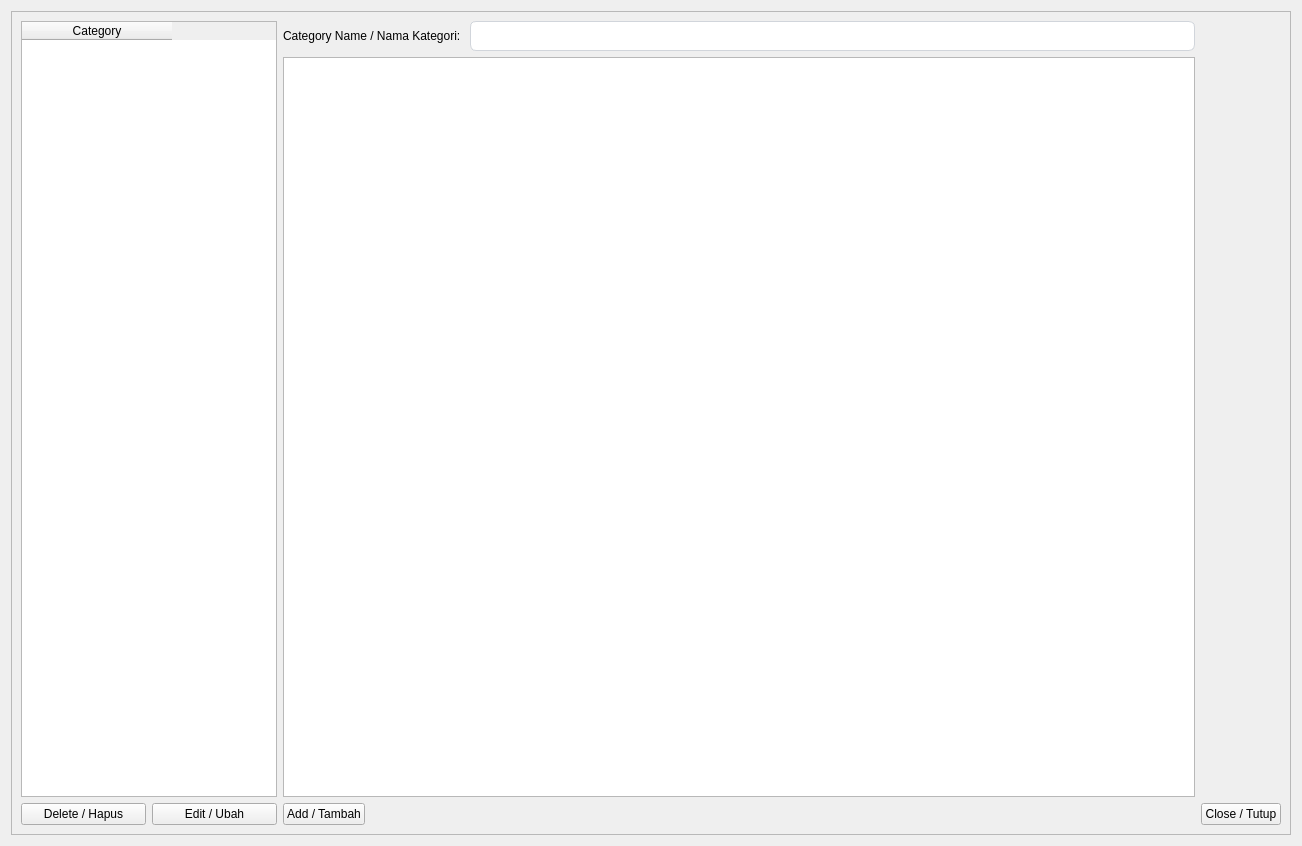
Old version of the form ui/categories.ui in the repository michael-halim/pos.
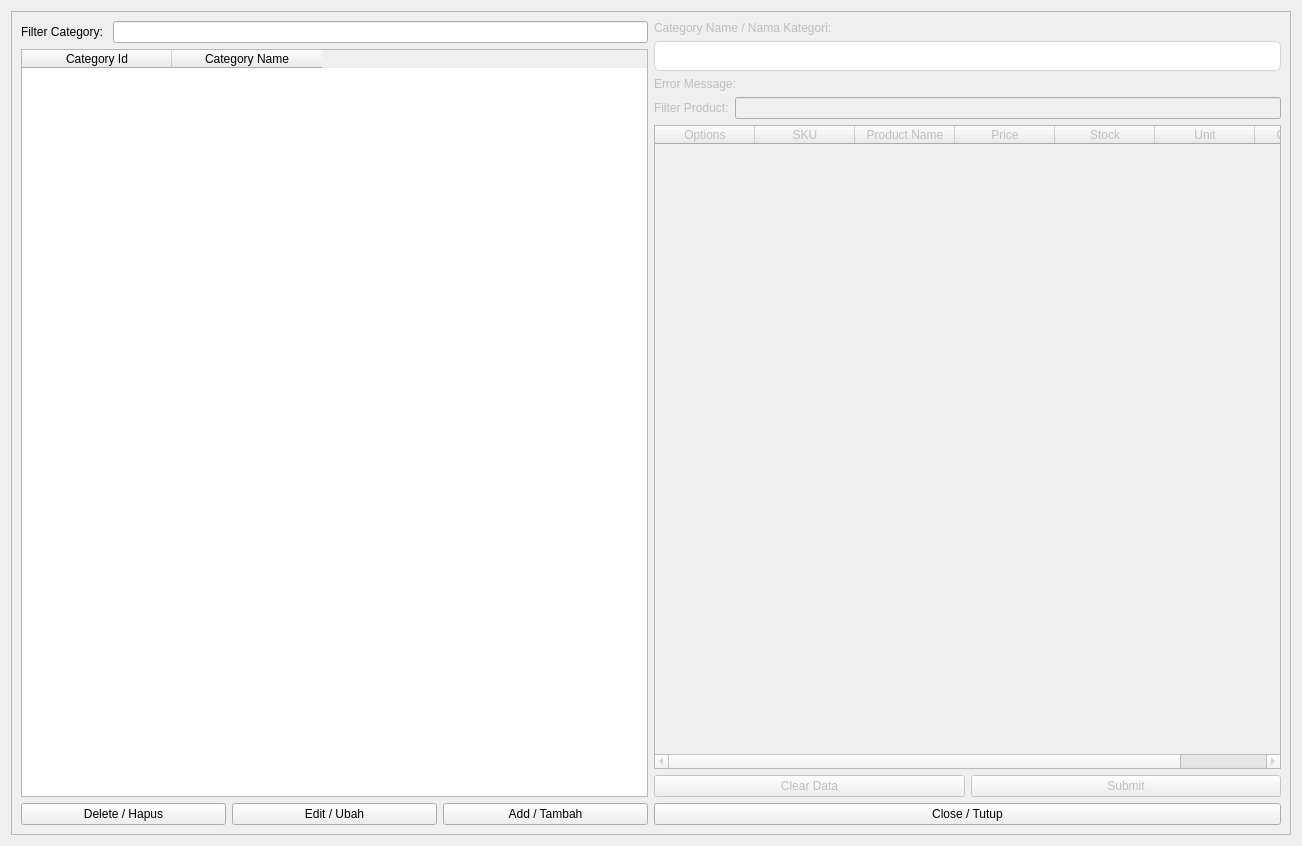
New version of the form.

Commit message: Patch#02: Finish Categories and Products Modules

```diff
--- a/ui/categories.ui
+++ b/ui/categories.ui
@@ -23,22 +23,109 @@
       <enum>QFrame::Raised</enum>
      </property>
      <layout class="QGridLayout" name="gridLayout">
-      <item row="0" column="0" rowspan="2" colspan="2">
+      <item row="0" column="0">
+       <layout class="QVBoxLayout" name="verticalLayout_2">
+        <item>
+         <layout class="QHBoxLayout" name="horizontalLayout_4">
+          <item>
+           <widget class="QLabel" name="filter_categories_label">
+            <property name="maximumSize">
+             <size>
+              <width>16777215</width>
+              <height>16777215</height>
+             </size>
+            </property>
+            <property name="text">
+             <string>Filter Category: </string>
+            </property>
+            <property name="alignment">
+             <set>Qt::AlignLeading|Qt::AlignLeft|Qt::AlignVCenter</set>
+            </property>
+           </widget>
+          </item>
+          <item>
+           <widget class="QLineEdit" name="category_filter_input">
+            <property name="minimumSize">
+             <size>
+              <width>0</width>
+              <height>0</height>
+             </size>
+            </property>
+            <property name="maximumSize">
+             <size>
+              <width>16777215</width>
+              <height>16777215</height>
+             </size>
+            </property>
+           </widget>
+          </item>
+         </layout>
+        </item>
+        <item>
        <widget class="QTableWidget" name="categories_table">
+          <property name="minimumSize">
+           <size>
+            <width>0</width>
+            <height>0</height>
+           </size>
+          </property>
+          <property name="maximumSize">
+           <size>
+            <width>16777215</width>
+            <height>16777215</height>
+           </size>
+          </property>
         <attribute name="horizontalHeaderDefaultSectionSize">
          <number>150</number>
         </attribute>
         <column>
          <property name="text">
-          <string>Category</string>
-         </property>
-        </column>
-       </widget>
-      </item>
-      <item row="0" column="2" colspan="2">
-       <layout class="QHBoxLayout" name="horizontalLayout">
+            <string>Category Id</string>
+           </property>
+          </column>
+          <column>
+           <property name="text">
+            <string>Category Name</string>
+           </property>
+          </column>
+         </widget>
+        </item>
         <item>
-         <widget class="QLabel" name="label">
+         <layout class="QHBoxLayout" name="horizontalLayout_2">
+          <item>
+           <widget class="QPushButton" name="delete_category_button">
+            <property name="text">
+             <string>Delete / Hapus</string>
+            </property>
+           </widget>
+          </item>
+          <item>
+           <widget class="QPushButton" name="edit_category_button">
+            <property name="text">
+             <string>Edit / Ubah</string>
+            </property>
+           </widget>
+          </item>
+          <item>
+           <widget class="QPushButton" name="add_category_button">
+            <property name="text">
+             <string>Add / Tambah</string>
+            </property>
+           </widget>
+          </item>
+         </layout>
+        </item>
+       </layout>
+      </item>
+      <item row="0" column="1">
+       <layout class="QVBoxLayout" name="verticalLayout_3">
+        <item>
+         <layout class="QVBoxLayout" name="verticalLayout">
+          <item>
+           <widget class="QLabel" name="category_name_label">
+            <property name="enabled">
+             <bool>false</bool>
+            </property>
           <property name="text">
            <string>Category Name / Nama Kategori: </string>
           </property>
@@ -46,6 +133,9 @@
         </item>
         <item>
          <widget class="QLineEdit" name="category_name_input">
+            <property name="enabled">
+             <bool>false</bool>
+            </property>
           <property name="minimumSize">
            <size>
             <width>0</width>
@@ -70,51 +160,119 @@
           </property>
          </widget>
         </item>
-       </layout>
-      </item>
-      <item row="1" column="2" colspan="2">
-       <widget class="QListWidget" name="products_table_in_categories"/>
-      </item>
-      <item row="2" column="0">
-       <widget class="QPushButton" name="add_category_button_2">
+          <item>
+           <widget class="QLabel" name="category_name_error_message">
+            <property name="enabled">
+             <bool>false</bool>
+            </property>
+            <property name="text">
+             <string>Error Message:</string>
+            </property>
+           </widget>
+          </item>
+         </layout>
+        </item>
+        <item>
+         <layout class="QHBoxLayout" name="horizontalLayout_3">
+          <item>
+           <widget class="QLabel" name="filter_products_table_in_categories">
+            <property name="enabled">
+             <bool>false</bool>
+            </property>
         <property name="text">
-         <string>Delete / Hapus</string>
+             <string>Filter Product:</string>
         </property>
        </widget>
       </item>
-      <item row="2" column="1">
-       <widget class="QPushButton" name="add_category_button">
+          <item>
+           <widget class="QLineEdit" name="product_filter_input_in_categories">
+            <property name="enabled">
+             <bool>false</bool>
+            </property>
+           </widget>
+          </item>
+         </layout>
+        </item>
+        <item>
+         <widget class="QTableWidget" name="products_table_in_categories">
+          <property name="enabled">
+           <bool>false</bool>
+          </property>
+          <column>
         <property name="text">
-         <string>Edit / Ubah</string>
-        </property>
-       </widget>
-      </item>
-      <item row="2" column="2">
-       <widget class="QPushButton" name="add_category_button_3">
+            <string>Options</string>
+           </property>
+          </column>
+          <column>
+           <property name="text">
+            <string>SKU</string>
+           </property>
+          </column>
+          <column>
+           <property name="text">
+            <string>Product Name</string>
+           </property>
+          </column>
+          <column>
+           <property name="text">
+            <string>Price</string>
+           </property>
+          </column>
+          <column>
+           <property name="text">
+            <string>Stock</string>
+           </property>
+          </column>
+          <column>
+           <property name="text">
+            <string>Unit</string>
+           </property>
+          </column>
+          <column>
+           <property name="text">
+            <string>Created At</string>
+           </property>
+          </column>
+         </widget>
+        </item>
+        <item>
+         <layout class="QHBoxLayout" name="horizontalLayout_5">
+          <item>
+           <widget class="QPushButton" name="clear_category_button">
+            <property name="enabled">
+             <bool>false</bool>
+            </property>
         <property name="text">
-         <string>Add / Tambah</string>
+             <string>Clear Data</string>
         </property>
        </widget>
       </item>
-      <item row="2" column="3">
-       <spacer name="horizontalSpacer">
-        <property name="orientation">
-         <enum>Qt::Horizontal</enum>
-        </property>
-        <property name="sizeHint" stdset="0">
+          <item>
+           <widget class="QPushButton" name="submit_category_button">
+            <property name="enabled">
+             <bool>false</bool>
+            </property>
+            <property name="text">
+             <string>Submit</string>
+            </property>
+           </widget>
+          </item>
+         </layout>
+        </item>
+        <item>
+         <widget class="QPushButton" name="close_category_button">
+          <property name="minimumSize">
          <size>
-          <width>802</width>
-          <height>20</height>
-         </size>
-        </property>
-       </spacer>
-      </item>
-      <item row="2" column="4">
-       <widget class="QPushButton" name="add_category_button_4">
+            <width>300</width>
+            <height>0</height>
+           </size>
+          </property>
         <property name="text">
          <string>Close / Tutup</string>
         </property>
        </widget>
+        </item>
+       </layout>
       </item>
      </layout>
     </widget>
```
Left out of the diff: 2 changed lines with no effect on the pictures. Lines whose indentation alone changed are shown as unchanged. The commit also changes 11 other files.
